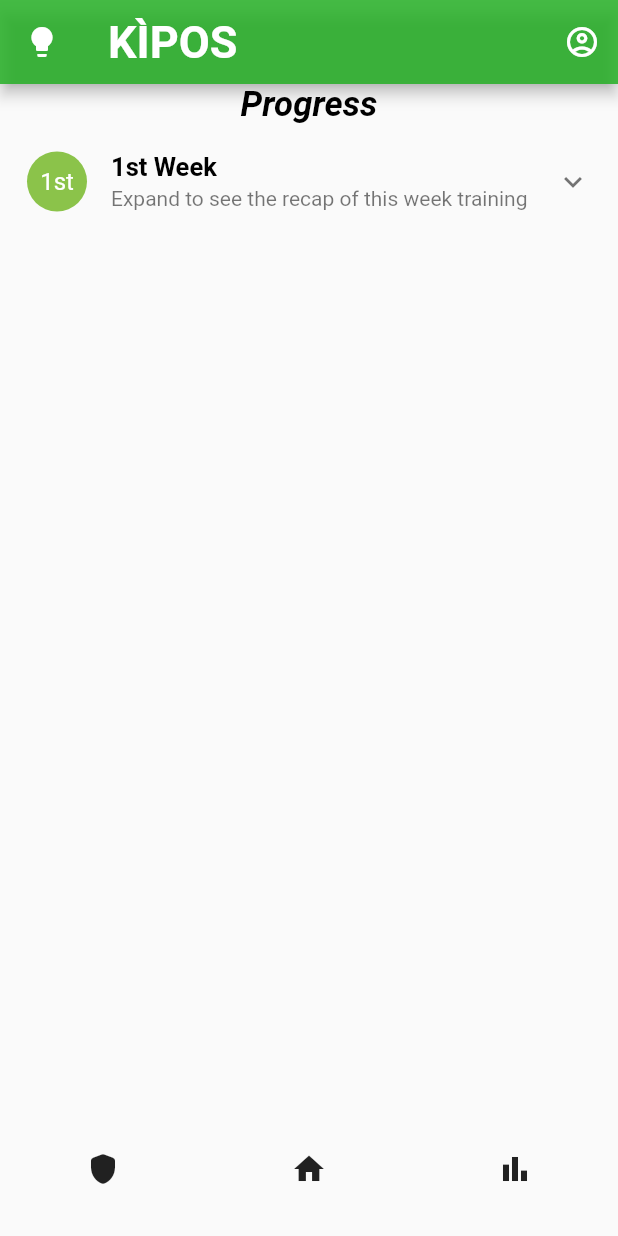
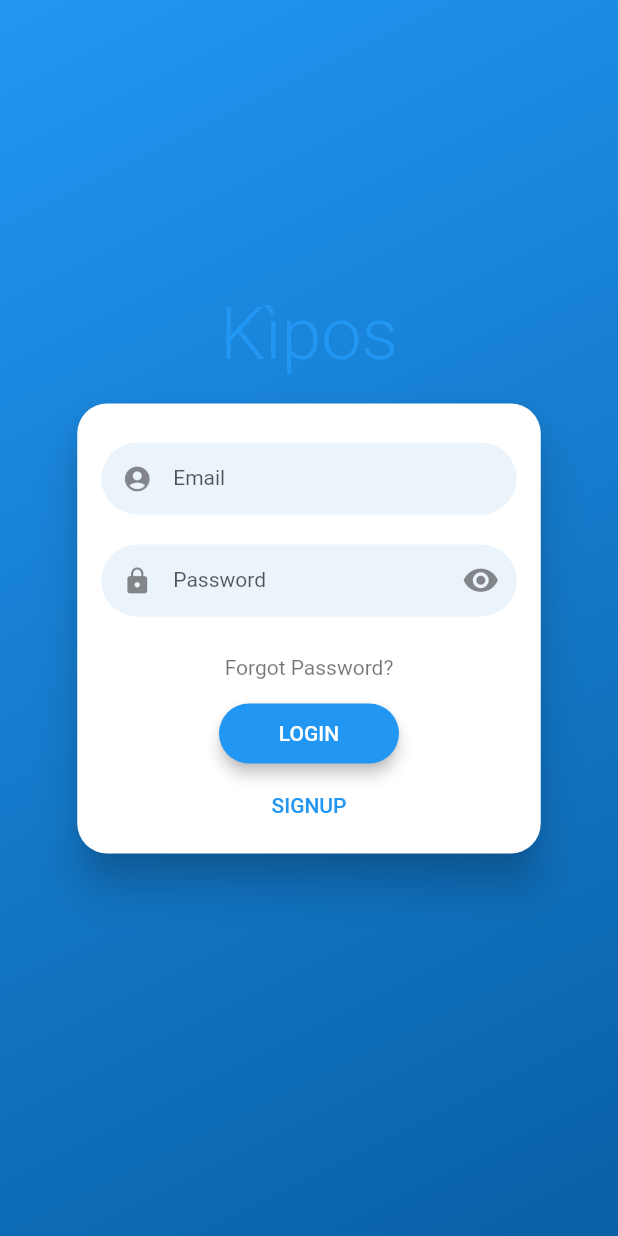
Before and after one commit to valemascio/KIPOS, a Flutter app: the screen it shows after launch, on a phone screen of 412 x 824 dp. Run offline on Flutter 3.47's test engine with Material 2 defaults, Android fonts, the phone set to English and light mode, and no system bars; drawn by our look-alikes of expansion_tile_card, flutter_login; our stand-ins replace material_design_icons_flutter.

Commit message:
added loginPage

```diff
--- a/kipos/lib/main.dart
+++ b/kipos/lib/main.dart
@@ -3,6 +3,7 @@ import 'package:kipos/screens/badgePage.dart';
 import 'package:kipos/screens/homePage.dart';
 import 'package:kipos/screens/statisticsPage.dart';
 import 'package:kipos/screens/tipsPage.dart';
+import 'package:kipos/screens/loginPage.dart';
 import 'package:material_design_icons_flutter/material_design_icons_flutter.dart';
 
 void main() {
@@ -47,9 +48,9 @@ class MyApp extends StatelessWidget {
     ];
 
     return MaterialApp(
-      initialRoute:
-          HomePage.route, //Poi sara' da sostituire con LoginPage.route (?)
+      initialRoute: LoginPage.route,
       routes: {
+        LoginPage.route: (context) => LoginPage(),
         HomePage.route: (context) => HomePage(),
         BadgePage.route: (context) => BadgePage(),
         StatisticsPage.route: (context) => StatisticsPage(),
--- /dev/null
+++ b/kipos/lib/screens/loginPage.dart
@@ -0,0 +1,39 @@
+import 'package:flutter/material.dart';
+import 'package:kipos/screens/homePage.dart';
+import 'package:flutter_login/flutter_login.dart';
+
+class LoginPage extends StatelessWidget {
+  const LoginPage({Key? key}) : super(key: key);
+
+  static const route = '/';
+  static const routename = 'LoginPage';
+
+  Future<String> _loginUser(LoginData data) async {
+    if (data.name == 'bug@expert.com' && data.password == 'gruppo4') {
+      return '';
+    } else {
+      return 'Wrong credentials';
+    }
+  } // _loginUser
+
+  Future<String> _signUpUser(SignupData data) async {
+    return 'To be implemented';
+  } // _signUpUser
+
+  Future<String> _recoverPassword(String email) async {
+    return 'Recover password functionality needs to be implemented';
+  } // _recoverPassword
+
+  @override
+  Widget build(BuildContext context) {
+    return FlutterLogin(
+      title: 'Kìpos',
+      onLogin: _loginUser,
+      onSignup: _signUpUser,
+      onRecoverPassword: _recoverPassword,
+      onSubmitAnimationCompleted: () async {
+        Navigator.of(context).pushReplacementNamed(HomePage.route);
+      },
+    );
+  } // build
+} // LoginScreen
--- a/kipos/pubspec.yaml
+++ b/kipos/pubspec.yaml
@@ -35,6 +35,7 @@ dependencies:
   # The following adds the Cupertino Icons font to your application.
   # Use with the CupertinoIcons class for iOS style icons.
   cupertino_icons: ^1.0.2
+  flutter_login: ^3.2.0
 
 
 dev_dependencies:
```
Also changed, not shown: kipos/pubspec.lock, 11 other files.
